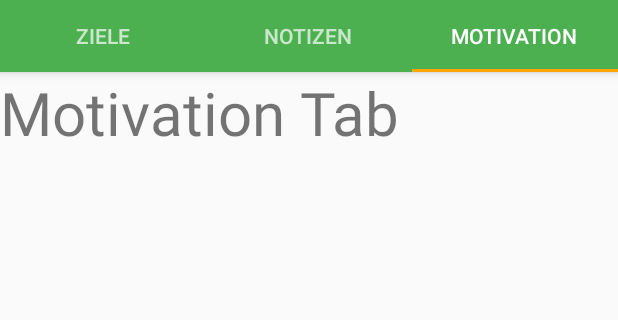
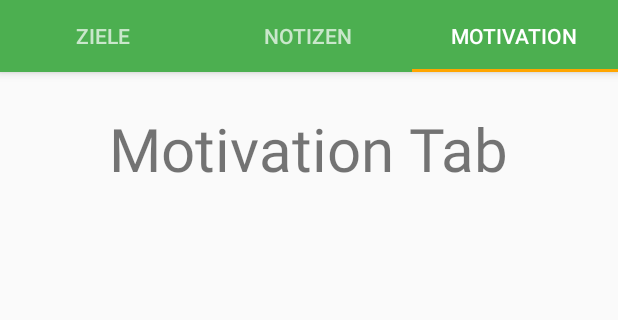
Before and after one commit to Timii-i/Habits, an Android app: the screen it shows after launch (MainActivity), tab 3 chosen, on a phone screen of 412 x 824 dp, the part 89-409 px from its top. Run offline under Robolectric (Android 15) with nearby library versions, the phone set to English and light mode, and no system bars.

```diff
--- a/app/build.gradle
+++ b/app/build.gradle
@@ -38,6 +38,7 @@ dependencies {
     implementation "org.jetbrains.anko:anko-sqlite:0.10.8"
     implementation 'com.jakewharton.timber:timber:4.6.1'
     implementation 'androidx.recyclerview:recyclerview:1.1.0'
+    implementation 'com.google.code.gson:gson:2.8.5'
     testImplementation 'junit:junit:4.12'
     androidTestImplementation 'androidx.test.ext:junit:1.1.1'
     androidTestImplementation 'androidx.test.espresso:espresso-core:3.2.0'
--- a/app/src/main/AndroidManifest.xml
+++ b/app/src/main/AndroidManifest.xml
@@ -1,6 +1,8 @@
 <?xml version="1.0" encoding="utf-8"?>
 <manifest xmlns:android="http://schemas.android.com/apk/res/android"
-    package="com.example.habits">
+    package="com.example.habits" >
+<uses-permission android:name = "android.permission.WRITE_EXTERNAL_STORAGE"/>
+<uses-permission android:name = "android.permission.READ_EXTERNAL_STORAGE"/>
 
     <application
         android:allowBackup="true"
--- a/app/src/main/java/com/example/habits/Goals/FragmentGoals.kt
+++ b/app/src/main/java/com/example/habits/Goals/FragmentGoals.kt
@@ -1,5 +1,6 @@
 package com.example.habits.Goals
 
+import android.content.Context
 import android.content.Intent
 import android.os.Bundle
 import android.util.Log
@@ -10,25 +11,28 @@ import androidx.fragment.app.Fragment
 import androidx.recyclerview.widget.LinearLayoutManager
 import com.example.habits.R
 import com.example.habits.ui.adapters.GoalAdapter
+import com.google.gson.Gson
 import kotlinx.android.synthetic.main.fragment_goals.*
-import kotlinx.android.synthetic.main.fragment_goals.view.createGoalClick
+import kotlinx.android.synthetic.main.fragment_goals.view.*
+import java.io.File
+import java.io.FileInputStream
+import java.io.IOException
+import java.io.ObjectInputStream
+
 
 /**
  * A simple [Fragment] subclass.
  */
 class FragmentGoals : Fragment() {
-
     override fun onCreateView(
         inflater: LayoutInflater, container: ViewGroup?,
         savedInstanceState: Bundle?
     ): View? {
-
         // Inflate the layout for this fragment
         val view = inflater.inflate(R.layout.fragment_goals, container, false)
 
-        addGoals()
-
-        Log.i("FragmentGoals", "onCreateView called")
+        loadGoals()
+        //addGoals()
 
         // Action when the "Neues Ziel" Button is pressed
         view.createGoalClick.setOnClickListener {
@@ -41,7 +45,13 @@ class FragmentGoals : Fragment() {
     // onStart
     override fun onStart() {
         super.onStart()
-
+        Log.i("FragmentGoals", "vor loadGoals(): $goalList" )
+        //loadGoals()
+        Log.i("FragmentGoals", "loadGoals() called: $goalList")
+        //saveGoals()
+        //Log.i("FragmentGoals", "saveList() called: $goalList")
+        //val goalList2: ArrayList<Goal> = loadData()
+        // Loads the goals into the the view
         rv_goal_list.layoutManager = LinearLayoutManager(activity)
         rv_goal_list.adapter = GoalAdapter(
             goalList,
@@ -49,10 +59,47 @@ class FragmentGoals : Fragment() {
         )
     }
 
+    override fun onResume() {
+        super.onResume()
+        Log.i("FragmentGoals", "onResume() called")
+    }
+
+
+    // Function to save the goalList into SharedPreferences
+    fun saveGoals() {
+        val sharedPreferences = activity!!.getSharedPreferences("goalPreferences", Context.MODE_PRIVATE)
+        val editor = sharedPreferences.edit()
+        val gson = Gson()
+        val json = gson.toJson(goalList)
+        editor.putString("goal list", json)
+        editor.apply()
+    }
+
+    private fun loadGoals() {
+        /*val sharedPreferences: SharedPreferences = this.activity!!.getSharedPreferences ("goalPreferences", MODE_PRIVATE);
+        val gson =  Gson();
+        val json = sharedPreferences . getString ("goal list", null);
+        val type = object:  TypeToken<ArrayList<Goal>>() {}.type;
+        return gson.fromJson(json, type);*/
+        try {
+            val fis = FileInputStream("goalList.txt")
+            val ois = ObjectInputStream(fis)
+            goalList = ois.readObject() as ArrayList<Goal>
+            ois.close()
+            fis.close()
+        } catch (ioe: IOException) {
+            ioe.printStackTrace()
+            return
+        } catch (c: ClassNotFoundException) {
+            Log.i("tmp", "GoalList:")
+            c.printStackTrace()
+            return
+        }
+    }
+
 companion object {
-
     // The List where the goals are saved to show in the "Ziele" Tab
-        val goalList: ArrayList<Goal> = ArrayList()
+    var goalList: ArrayList<Goal> = ArrayList()
 
 fun addGoals() {
     goalList.add(
--- a/app/src/main/java/com/example/habits/MainActivity.kt
+++ b/app/src/main/java/com/example/habits/MainActivity.kt
@@ -14,6 +14,7 @@ class MainActivity : AppCompatActivity() {
         val sectionsPagerAdapter = SectionsPagerAdapter(this, supportFragmentManager)
         val viewPager: ViewPager = findViewById(R.id.view_pager)
         viewPager.adapter = sectionsPagerAdapter
+        viewPager.offscreenPageLimit = 2
         val tabs: TabLayout = findViewById(R.id.tabs)
         tabs.setupWithViewPager(viewPager)
     }
--- a/app/src/main/java/com/example/habits/Motivation/FragmentMotivation.kt
+++ b/app/src/main/java/com/example/habits/Motivation/FragmentMotivation.kt
@@ -6,6 +6,7 @@ import android.view.LayoutInflater
 import android.view.View
 import android.view.ViewGroup
 import com.example.habits.R
+import kotlinx.android.synthetic.main.fragment_motivation.*
 
 /**
  * A simple [Fragment] subclass.
@@ -17,6 +18,7 @@ class FragmentMotivation : Fragment() {
         savedInstanceState: Bundle?
     ): View? {
         // Inflate the layout for this fragment
+
         return inflater.inflate(R.layout.fragment_motivation, container, false)
     }
 
--- a/app/src/main/java/com/example/habits/ui/adapters/GoalAdapter.kt
+++ b/app/src/main/java/com/example/habits/ui/adapters/GoalAdapter.kt
@@ -4,6 +4,7 @@ import android.app.AlertDialog
 import android.content.Context
 import android.content.DialogInterface
 import android.content.Intent
+import android.content.SharedPreferences
 import android.graphics.Color
 import android.graphics.drawable.GradientDrawable
 import android.view.LayoutInflater
@@ -13,15 +14,20 @@ import android.widget.ImageButton
 import android.widget.ImageView
 import android.widget.RelativeLayout
 import android.widget.TextView
+import androidx.fragment.app.Fragment
 import androidx.recyclerview.widget.RecyclerView
 import com.example.habits.Goals.EditGoalActivity
+import com.example.habits.Goals.FragmentGoals
 import com.example.habits.Goals.FragmentGoals.Companion.goalList
 import com.example.habits.Goals.Goal
 import com.example.habits.R
+import com.google.gson.Gson
+import com.google.gson.reflect.TypeToken
 import kotlinx.android.synthetic.main.goal_list_item.view.*
+import java.lang.reflect.Type
 
 
-class GoalAdapter (private val items: ArrayList<Goal>, private val context: Context?): RecyclerView.Adapter<GoalViewHolder>() {
+class GoalAdapter (private var items: ArrayList<Goal>, private val context: Context?): RecyclerView.Adapter<GoalViewHolder>() {
 
     // Inflates the item views
     override fun onCreateViewHolder(parent: ViewGroup, viewType: Int): GoalViewHolder {
@@ -30,6 +36,8 @@ class GoalAdapter (private val items: ArrayList<Goal>, private val context: Cont
 
     // Binds each goal in the ArrayList to a view
     override fun onBindViewHolder(holder: GoalViewHolder, position: Int) {
+        //loadGoals()
+        //items = holder.items
         // Sets the Name, Duration and Reminder of each element in the RecyclerView
         holder.tvGoalName.text = items[position].Name
         holder.tvGoalDuration.text = "Bis wann: ${items[position].Duration}"
@@ -52,6 +60,14 @@ class GoalAdapter (private val items: ArrayList<Goal>, private val context: Cont
     // Return the number of goals in the list
     override fun getItemCount(): Int {
         return items.size
+    }
+
+    private fun loadGoals(view: View) {
+        val sharedPreferences: SharedPreferences = view.context.getSharedPreferences("goalPreferences", Context.MODE_PRIVATE)
+        val gson = Gson()
+        val json = sharedPreferences.getString("goal list", null)
+        val type: Type = object : TypeToken<ArrayList<Goal?>?>() {}.type
+        FragmentGoals.goalList = gson.fromJson(json, type)
     }
 
     // Function to set the background for each goal
--- a/app/src/main/java/com/example/habits/ui/adapters/SectionsPagerAdapter.kt
+++ b/app/src/main/java/com/example/habits/ui/adapters/SectionsPagerAdapter.kt
@@ -29,7 +29,8 @@ class SectionsPagerAdapter(private val context: Context, fm: FragmentManager)
         return when(position) {
             0 -> FragmentGoals()
             1 -> FragmentNotes()
-            else -> FragmentMotivation()
+            2 -> FragmentMotivation()
+            else -> FragmentGoals()
         }
     }
 
--- a/app/src/main/res/layout/fragment_motivation.xml
+++ b/app/src/main/res/layout/fragment_motivation.xml
@@ -1,14 +1,21 @@
 <?xml version="1.0" encoding="utf-8"?>
-<FrameLayout xmlns:android="http://schemas.android.com/apk/res/android"
+<androidx.constraintlayout.widget.ConstraintLayout
+    xmlns:android="http://schemas.android.com/apk/res/android"
+    xmlns:app="http://schemas.android.com/apk/res-auto"
     xmlns:tools="http://schemas.android.com/tools"
     android:layout_width="match_parent"
     android:layout_height="match_parent"
     tools:context=".Motivation.FragmentMotivation">
 
     <TextView
-        android:layout_width="match_parent"
-        android:layout_height="match_parent"
+        android:id="@+id/MotivationTipp"
+        android:layout_width="wrap_content"
+        android:layout_height="wrap_content"
+        android:layout_marginTop="24dp"
         android:text="Motivation Tab"
-        android:textSize="40sp"/>
+        android:textSize="40sp"
+        app:layout_constraintEnd_toEndOf="parent"
+        app:layout_constraintStart_toStartOf="parent"
+        app:layout_constraintTop_toTopOf="parent" />
 
-</FrameLayout>
+</androidx.constraintlayout.widget.ConstraintLayout>
```
Also changed, not shown: app/src/main/java/com/example/habits/Goals/CreateGoalActivity.kt (+45 -13 lines), app/src/main/java/com/example/habits/Goals/EditGoalActivity.kt (+9 -5 lines). Lines whose indentation alone changed are shown as unchanged.
